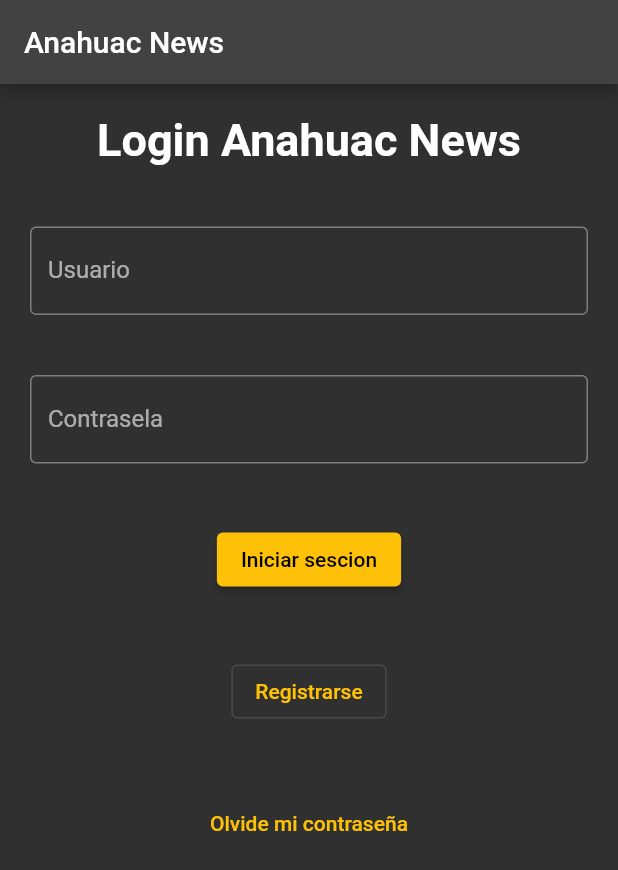
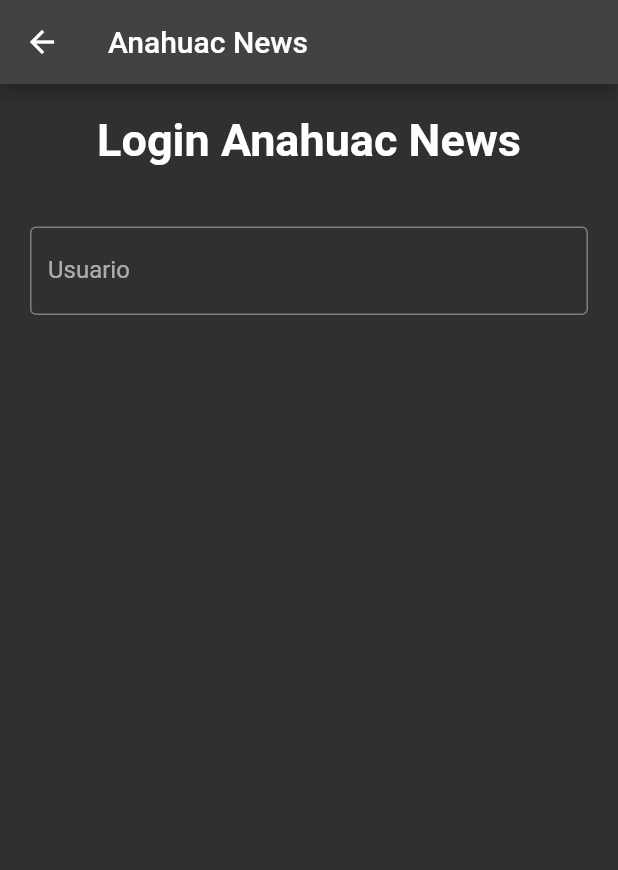
Before and after one commit to Nestor-Rs/AnahuacNews, a Flutter app: the screen it shows after launch, after a tap on "Iniciar sescion", on a phone screen of 412 x 824 dp. Shown: the top 870 px of the screen. Run offline on Flutter 3.47's test engine with Material 2 defaults, Android fonts, the phone set to English and light mode, and no system bars; our stand-ins replace firebase_core; accounts and stored records are empty.

Commit message:
Cambio de pantalla

```diff
--- a/lib/compoentes/funtions.dart
+++ b/lib/compoentes/funtions.dart
@@ -0,0 +1,5 @@
+import 'package:flutter/material.dart';
+
+void changeScreen(BuildContext context, StatelessWidget screen) {
+  Navigator.push(context, MaterialPageRoute(builder: (context) => screen));
+}
--- a/lib/compoentes/screens.dart
+++ b/lib/compoentes/screens.dart
@@ -2,6 +2,7 @@
 import 'package:anahuac_news/compoentes/zedess_api.dart';
 import 'package:anahuac_news/compoentes/estilos/style_text.dart';
 import 'package:anahuac_news/compoentes/estilos/themes.dart';
+import 'package:anahuac_news/compoentes/funtions.dart';
 
 class Login extends StatelessWidget {
   @override
@@ -18,11 +19,33 @@
           )),
           container(textImput('Usuario', false)),
           container(textImput('Contrasela', true)),
-          container(buttonElevate('Iniciar sescion', () {}, normalButton())),
-          container(buttonOutLined('Registrarse', () {}, normalButton())),
+          container(buttonElevate('Iniciar sescion', () {
+            changeScreen(context, Test());
+          }, normalButton())),
+          container(buttonOutLined('Registrarse', null, normalButton())),
           container(buttonText('Olvide mi contraseña', () {}, normalButton())),
         ]),
       ),
     );
   }
 }
+
+class Test extends StatelessWidget {
+  @override
+  Widget build(BuildContext context) {
+    return Scaffold(
+      appBar: AppBar(
+        title: Text('Anahuac News'),
+      ),
+      body: Center(
+        child: Column(children: <Widget>[
+          container(Text(
+            'Login Anahuac News',
+            style: titleStyle(),
+          )),
+          container(textImput('Usuario', false)),
+        ]),
+      ),
+    );
+  }
+}
```
Also changed, not shown: lib/compoentes/zedess_api.dart (+15 -3 lines).
